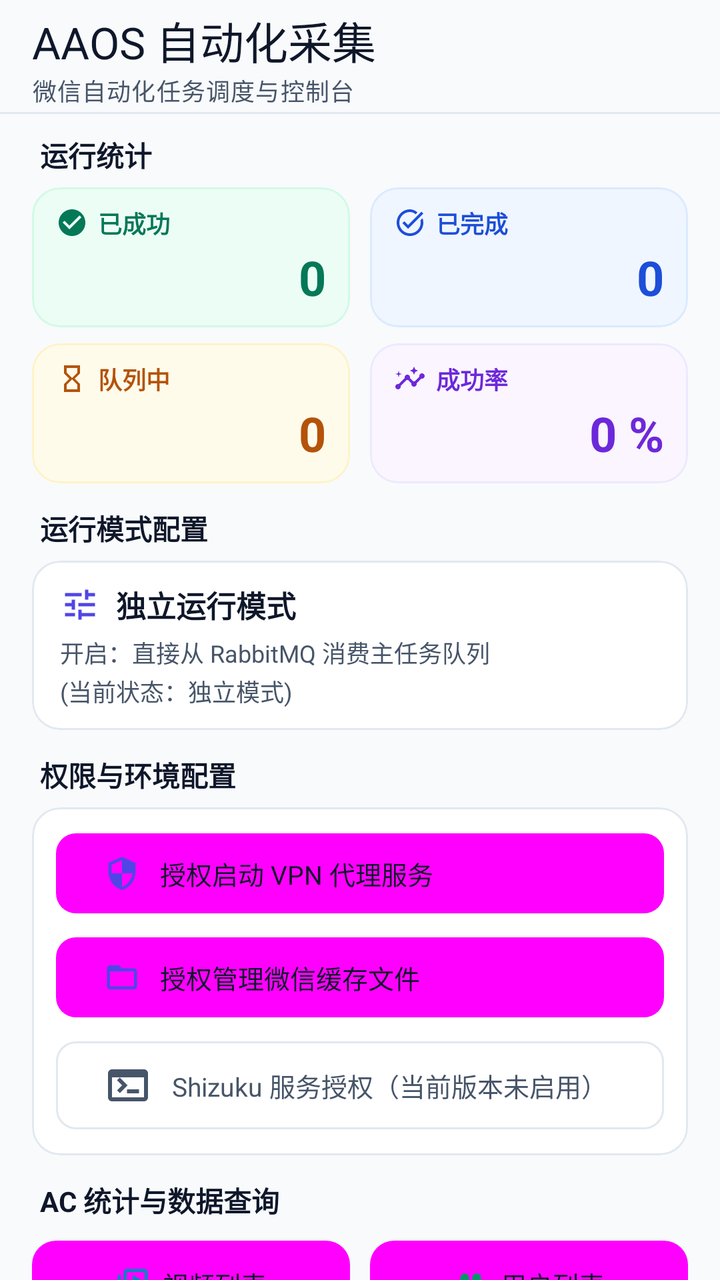
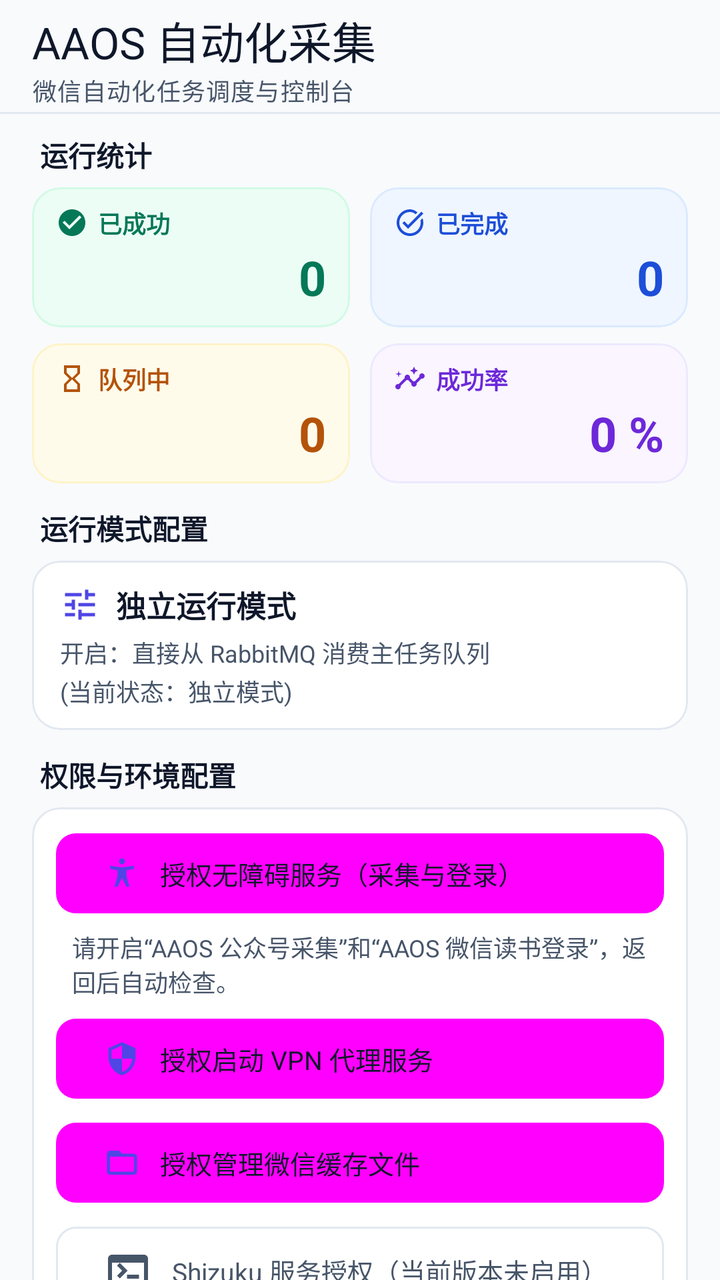

Before-and-after screenshots of an Android layout around one commit, followed by the original layout XML and the change that was made.
<!-- AndroidManifest.xml: fallback theme Theme.MaterialComponents.DayNight.NoActionBar -->
<!-- res/layout/activity_crawling.xml -->
<?xml version="1.0" encoding="utf-8"?>
<LinearLayout xmlns:android="http://schemas.android.com/apk/res/android"
    xmlns:app="http://schemas.android.com/apk/res-auto"
    xmlns:tools="http://schemas.android.com/tools"
    android:layout_width="match_parent"
    android:layout_height="match_parent"
    android:background="@color/md_theme_background"
    android:fitsSystemWindows="true"
    android:orientation="vertical"
    tools:context=".ui.CrawlingActivity">

    
    <com.google.android.material.appbar.AppBarLayout
        android:layout_width="match_parent"
        android:layout_height="wrap_content"
        android:background="@color/md_theme_surface"
        app:elevation="0dp">

        <com.google.android.material.appbar.MaterialToolbar
            android:id="@+id/toolbar"
            android:layout_width="match_parent"
            android:layout_height="wrap_content"
            android:minHeight="?attr/actionBarSize"
            app:title="AAOS 自动化采集"
            app:titleTextAppearance="@style/TextAppearance.Material3.TitleLarge"
            app:titleTextColor="@color/text_primary"
            app:subtitle="微信自动化任务调度与控制台"
            app:subtitleTextAppearance="@style/TextAppearance.Material3.BodySmall"
            app:subtitleTextColor="@color/text_secondary" />

        <View
            android:layout_width="match_parent"
            android:layout_height="1dp"
            android:background="@color/md_theme_outlineVariant" />

    </com.google.android.material.appbar.AppBarLayout>

    <androidx.core.widget.NestedScrollView
        android:layout_width="match_parent"
        android:layout_height="match_parent"
        android:clipToPadding="false"
        android:fillViewport="true"
        android:paddingBottom="36dp">

        <LinearLayout
            android:layout_width="match_parent"
            android:layout_height="wrap_content"
            android:orientation="vertical"
            android:paddingHorizontal="16dp"
            android:paddingTop="10dp">

            
            <TextView
                android:layout_width="wrap_content"
                android:layout_height="wrap_content"
                android:layout_marginBottom="6dp"
                android:layout_marginStart="4dp"
                android:text="运行统计"
                android:textColor="@color/text_primary"
                android:textSize="14sp"
                android:textStyle="bold" />

            <LinearLayout
                android:layout_width="match_parent"
                android:layout_height="wrap_content"
                android:orientation="horizontal">

                
                <com.google.android.material.card.MaterialCardView
                    android:layout_width="0dp"
                    android:layout_height="wrap_content"
                    android:layout_marginEnd="5dp"
                    android:layout_weight="1"
                    app:cardBackgroundColor="@color/stat_success_container"
                    app:cardCornerRadius="14dp"
                    app:cardElevation="0dp"
                    app:strokeColor="@color/stat_success_badge"
                    app:strokeWidth="1dp">

                    <LinearLayout
                        android:layout_width="match_parent"
                        android:layout_height="wrap_content"
                        android:orientation="vertical"
                        android:paddingHorizontal="12dp"
                        android:paddingVertical="9dp">

                        <LinearLayout
                            android:layout_width="match_parent"
                            android:layout_height="wrap_content"
                            android:gravity="center_vertical"
                            android:orientation="horizontal">

                            <ImageView
                                android:layout_width="16dp"
                                android:layout_height="16dp"
                                android:src="@drawable/ic_check_circle"
                                app:tint="@color/stat_success_text"
                                tools:ignore="ContentDescription" />

                            <TextView
                                android:layout_width="wrap_content"
                                android:layout_height="wrap_content"
                                android:layout_marginStart="5dp"
                                android:text="已成功"
                                android:textColor="@color/stat_success_text"
                                android:textSize="12sp"
                                android:textStyle="bold" />

                        </LinearLayout>

                        <TextView
                            android:id="@+id/tv_stat_success"
                            android:layout_width="match_parent"
                            android:layout_height="wrap_content"
                            android:layout_marginTop="2dp"
                            android:gravity="end"
                            android:text="0"
                            android:textColor="@color/stat_success_text"
                            android:textSize="24sp"
                            android:textStyle="bold" />

                    </LinearLayout>

                </com.google.android.material.card.MaterialCardView>

                
                <com.google.android.material.card.MaterialCardView
                    android:layout_width="0dp"
                    android:layout_height="wrap_content"
                    android:layout_marginStart="5dp"
                    android:layout_weight="1"
                    app:cardBackgroundColor="@color/stat_completed_container"
                    app:cardCornerRadius="14dp"
                    app:cardElevation="0dp"
                    app:strokeColor="@color/stat_completed_badge"
                    app:strokeWidth="1dp">

                    <LinearLayout
                        android:layout_width="match_parent"
                        android:layout_height="wrap_content"
                        android:orientation="vertical"
                        android:paddingHorizontal="12dp"
                        android:paddingVertical="9dp">

                        <LinearLayout
                            android:layout_width="match_parent"
                            android:layout_height="wrap_content"
                            android:gravity="center_vertical"
                            android:orientation="horizontal">

                            <ImageView
                                android:layout_width="16dp"
                                android:layout_height="16dp"
                                android:src="@drawable/ic_task_alt"
                                app:tint="@color/stat_completed_text"
                                tools:ignore="ContentDescription" />

                            <TextView
                                android:layout_width="wrap_content"
                                android:layout_height="wrap_content"
                                android:layout_marginStart="5dp"
                                android:text="已完成"
                                android:textColor="@color/stat_completed_text"
                                android:textSize="12sp"
                                android:textStyle="bold" />

                        </LinearLayout>

                        <TextView
                            android:id="@+id/tv_stat_completed"
                            android:layout_width="match_parent"
                            android:layout_height="wrap_content"
                            android:layout_marginTop="2dp"
                            android:gravity="end"
                            android:text="0"
                            android:textColor="@color/stat_completed_text"
                            android:textSize="24sp"
                            android:textStyle="bold" />

                    </LinearLayout>

                </com.google.android.material.card.MaterialCardView>

            </LinearLayout>

            <LinearLayout
                android:layout_width="match_parent"
                android:layout_height="wrap_content"
                android:layout_marginTop="8dp"
                android:orientation="horizontal">

                
                <com.google.android.material.card.MaterialCardView
                    android:layout_width="0dp"
                    android:layout_height="wrap_content"
                    android:layout_marginEnd="5dp"
                    android:layout_weight="1"
                    app:cardBackgroundColor="@color/stat_enqueuing_container"
                    app:cardCornerRadius="14dp"
                    app:cardElevation="0dp"
                    app:strokeColor="@color/stat_enqueuing_badge"
                    app:strokeWidth="1dp">

                    <LinearLayout
                        android:layout_width="match_parent"
                        android:layout_height="wrap_content"
                        android:orientation="vertical"
                        android:paddingHorizontal="12dp"
                        android:paddingVertical="9dp">

                        <LinearLayout
                            android:layout_width="match_parent"
                            android:layout_height="wrap_content"
                            android:gravity="center_vertical"
                            android:orientation="horizontal">

                            <ImageView
                                android:layout_width="16dp"
                                android:layout_height="16dp"
                                android:src="@drawable/ic_hourglass"
                                app:tint="@color/stat_enqueuing_text"
                                tools:ignore="ContentDescription" />

                            <TextView
                                android:layout_width="wrap_content"
                                android:layout_height="wrap_content"
                                android:layout_marginStart="5dp"
                                android:text="队列中"
                                android:textColor="@color/stat_enqueuing_text"
                                android:textSize="12sp"
                                android:textStyle="bold" />

                        </LinearLayout>

                        <TextView
                            android:id="@+id/tv_stat_enqueuing"
                            android:layout_width="match_parent"
                            android:layout_height="wrap_content"
                            android:layout_marginTop="2dp"
                            android:gravity="end"
                            android:text="0"
                            android:textColor="@color/stat_enqueuing_text"
                            android:textSize="24sp"
                            android:textStyle="bold" />

                    </LinearLayout>

                </com.google.android.material.card.MaterialCardView>

                
                <com.google.android.material.card.MaterialCardView
                    android:layout_width="0dp"
                    android:layout_height="wrap_content"
                    android:layout_marginStart="5dp"
                    android:layout_weight="1"
                    app:cardBackgroundColor="@color/stat_rate_container"
                    app:cardCornerRadius="14dp"
                    app:cardElevation="0dp"
                    app:strokeColor="@color/stat_rate_badge"
                    app:strokeWidth="1dp">

                    <LinearLayout
                        android:layout_width="match_parent"
                        android:layout_height="wrap_content"
                        android:orientation="vertical"
                        android:paddingHorizontal="12dp"
                        android:paddingVertical="9dp">

                        <LinearLayout
                            android:layout_width="match_parent"
                            android:layout_height="wrap_content"
                            android:gravity="center_vertical"
                            android:orientation="horizontal">

                            <ImageView
                                android:layout_width="16dp"
                                android:layout_height="16dp"
                                android:src="@drawable/ic_insights"
                                app:tint="@color/stat_rate_text"
                                tools:ignore="ContentDescription" />

                            <TextView
                                android:layout_width="wrap_content"
                                android:layout_height="wrap_content"
                                android:layout_marginStart="5dp"
                                android:text="成功率"
                                android:textColor="@color/stat_rate_text"
                                android:textSize="12sp"
                                android:textStyle="bold" />

                        </LinearLayout>

                        <TextView
                            android:id="@+id/tv_stat_rate"
                            android:layout_width="match_parent"
                            android:layout_height="wrap_content"
                            android:layout_marginTop="2dp"
                            android:gravity="end"
                            android:text="0 %"
                            android:textColor="@color/stat_rate_text"
                            android:textSize="24sp"
                            android:textStyle="bold" />

                    </LinearLayout>

                </com.google.android.material.card.MaterialCardView>

            </LinearLayout>

            
            <TextView
                android:layout_width="wrap_content"
                android:layout_height="wrap_content"
                android:layout_marginBottom="6dp"
                android:layout_marginStart="4dp"
                android:layout_marginTop="12dp"
                android:text="运行模式配置"
                android:textColor="@color/text_primary"
                android:textSize="14sp"
                android:textStyle="bold" />

            <com.google.android.material.card.MaterialCardView
                android:layout_width="match_parent"
                android:layout_height="wrap_content"
                app:cardBackgroundColor="@color/card_surface"
                app:cardCornerRadius="14dp"
                app:cardElevation="0dp"
                app:strokeColor="@color/card_stroke"
                app:strokeWidth="1dp">

                <LinearLayout
                    android:layout_width="match_parent"
                    android:layout_height="wrap_content"
                    android:orientation="vertical"
                    android:paddingHorizontal="14dp"
                    android:paddingVertical="11dp">

                    <LinearLayout
                        android:layout_width="match_parent"
                        android:layout_height="wrap_content"
                        android:gravity="center_vertical"
                        android:orientation="horizontal">

                        <ImageView
                            android:layout_width="20dp"
                            android:layout_height="20dp"
                            android:src="@drawable/ic_tune"
                            app:tint="@color/md_theme_primary"
                            tools:ignore="ContentDescription" />

                        <TextView
                            android:layout_width="0dp"
                            android:layout_height="wrap_content"
                            android:layout_marginStart="8dp"
                            android:layout_weight="1"
                            android:text="独立运行模式"
                            android:textColor="@color/text_primary"
                            android:textSize="15sp"
                            android:textStyle="bold" />

                        <com.google.android.material.materialswitch.MaterialSwitch
                            android:id="@+id/switch_standalone_mode"
                            android:layout_width="wrap_content"
                            android:layout_height="wrap_content"
                            android:checked="true" />

                    </LinearLayout>

                    <TextView
                        android:id="@+id/tv_standalone_mode_desc"
                        android:layout_width="match_parent"
                        android:layout_height="wrap_content"
                        android:layout_marginTop="4dp"
                        android:lineSpacingExtra="2dp"
                        android:text="开启：直接从 RabbitMQ 消费主任务队列\n(当前状态：独立模式)"
                        android:textColor="@color/text_secondary"
                        android:textSize="12sp" />

                </LinearLayout>

            </com.google.android.material.card.MaterialCardView>

            
            <TextView
                android:layout_width="wrap_content"
                android:layout_height="wrap_content"
                android:layout_marginBottom="6dp"
                android:layout_marginStart="4dp"
                android:layout_marginTop="12dp"
                android:text="权限与环境配置"
                android:textColor="@color/text_primary"
                android:textSize="14sp"
                android:textStyle="bold" />

            <com.google.android.material.card.MaterialCardView
                android:layout_width="match_parent"
                android:layout_height="wrap_content"
                app:cardBackgroundColor="@color/card_surface"
                app:cardCornerRadius="14dp"
                app:cardElevation="0dp"
                app:strokeColor="@color/card_stroke"
                app:strokeWidth="1dp">

                <LinearLayout
                    android:layout_width="match_parent"
                    android:layout_height="wrap_content"
                    android:orientation="vertical"
                    android:paddingHorizontal="12dp"
                    android:paddingVertical="9dp">

                    <com.google.android.material.button.MaterialButton
                        android:id="@+id/btn_vpn_permission"
                        style="@style/Widget.Material3.Button.TonalButton"
                        android:layout_width="match_parent"
                        android:layout_height="wrap_content"
                        android:layout_marginBottom="4dp"
                        android:gravity="start|center_vertical"
                        android:paddingVertical="10dp"
                        android:text="授权启动 VPN 代理服务"
                        android:textAllCaps="false"
                        android:textColor="@color/text_primary"
                        android:textSize="13sp"
                        app:cornerRadius="10dp"
                        app:icon="@drawable/ic_vpn_key"
                        app:iconGravity="textStart"
                        app:iconPadding="10dp"
                        app:iconTint="@color/md_theme_primary" />

                    <com.google.android.material.button.MaterialButton
                        android:id="@+id/btn_system_permission"
                        style="@style/Widget.Material3.Button.TonalButton"
                        android:layout_width="match_parent"
                        android:layout_height="wrap_content"
                        android:layout_marginBottom="4dp"
                        android:gravity="start|center_vertical"
                        android:paddingVertical="10dp"
                        android:text="授权管理微信缓存文件"
                        android:textAllCaps="false"
                        android:textColor="@color/text_primary"
                        android:textSize="13sp"
                        app:cornerRadius="10dp"
                        app:icon="@drawable/ic_folder"
                        app:iconGravity="textStart"
                        app:iconPadding="10dp"
                        app:iconTint="@color/md_theme_primary" />

                    <com.google.android.material.button.MaterialButton
                        android:id="@+id/btn_shizuku_permission"
                        style="@style/Widget.Material3.Button.OutlinedButton"
                        android:layout_width="match_parent"
                        android:layout_height="wrap_content"
                        android:gravity="start|center_vertical"
                        android:paddingVertical="10dp"
                        android:text="Shizuku 服务授权（当前版本未启用）"
                        android:textAllCaps="false"
                        android:textColor="@color/text_secondary"
                        android:textSize="13sp"
                        app:cornerRadius="10dp"
                        app:icon="@drawable/ic_terminal"
                        app:iconGravity="textStart"
                        app:iconPadding="10dp"
                        app:iconTint="@color/text_secondary"
                        app:strokeColor="@color/card_stroke" />

                </LinearLayout>

            </com.google.android.material.card.MaterialCardView>

            
            <TextView
                android:layout_width="wrap_content"
                android:layout_height="wrap_content"
                android:layout_marginBottom="6dp"
                android:layout_marginStart="4dp"
                android:layout_marginTop="12dp"
                android:text="AC 统计与数据查询"
                android:textColor="@color/text_primary"
                android:textSize="14sp"
                android:textStyle="bold" />

            <LinearLayout
                android:layout_width="match_parent"
                android:layout_height="wrap_content"
                android:orientation="horizontal">

                <com.google.android.material.button.MaterialButton
                    android:id="@+id/btn_ac_video_room"
                    style="@style/Widget.Material3.Button.TonalButton"
                    android:layout_width="0dp"
                    android:layout_height="wrap_content"
                    android:layout_marginEnd="5dp"
                    android:layout_weight="1"
                    android:gravity="center"
                    android:paddingVertical="12dp"
                    android:text="视频列表"
                    android:textAllCaps="false"
                    android:textColor="@color/text_primary"
                    android:textSize="13sp"
                    app:cornerRadius="12dp"
                    app:icon="@drawable/ic_video_library"
                    app:iconGravity="textStart"
                    app:iconPadding="6dp"
                    app:iconTint="@color/md_theme_secondary" />

                <com.google.android.material.button.MaterialButton
                    android:id="@+id/btn_ac_limited_room"
                    style="@style/Widget.Material3.Button.TonalButton"
                    android:layout_width="0dp"
                    android:layout_height="wrap_content"
                    android:layout_marginStart="5dp"
                    android:layout_weight="1"
                    android:gravity="center"
                    android:paddingVertical="12dp"
                    android:text="用户列表"
                    android:textAllCaps="false"
                    android:textColor="@color/text_primary"
                    android:textSize="13sp"
                    app:cornerRadius="12dp"
                    app:icon="@drawable/ic_people"
                    app:iconGravity="textStart"
                    app:iconPadding="6dp"
                    app:iconTint="@color/md_theme_tertiary" />

            </LinearLayout>

            
            <com.google.android.material.button.MaterialButton
                android:id="@+id/btn_start_aaos"
                style="@style/Widget.Material3.Button.ElevatedButton"
                android:layout_width="match_parent"
                android:layout_height="wrap_content"
                android:layout_marginTop="16dp"
                android:gravity="center"
                android:paddingVertical="14dp"
                android:text="启动 AAOS 服务"
                android:textAllCaps="false"
                android:textColor="@color/md_theme_onPrimary"
                android:textSize="16sp"
                android:textStyle="bold"
                app:backgroundTint="@color/md_theme_primary"
                app:cornerRadius="24dp"
                app:elevation="3dp"
                app:icon="@drawable/ic_play_arrow"
                app:iconGravity="textStart"
                app:iconPadding="10dp"
                app:iconTint="@color/md_theme_onPrimary" />

        </LinearLayout>

    </androidx.core.widget.NestedScrollView>

</LinearLayout>
<!-- resources referenced by this layout -->
<resources>
  <color name="card_stroke">#E2E8F0</color>
  <color name="card_surface">#FFFFFF</color>
  <color name="md_theme_background">#F8FAFC</color>
  <color name="md_theme_onPrimary">#FFFFFF</color>
  <color name="md_theme_outlineVariant">#E2E8F0</color>
  <color name="md_theme_primary">#4F46E5</color>
  <color name="md_theme_secondary">#0284C7</color>
  <color name="md_theme_surface">#F8FAFC</color>
  <color name="md_theme_tertiary">#059669</color>
  <color name="stat_completed_badge">#DBEAFE</color>
  <color name="stat_completed_container">#EFF6FF</color>
  <color name="stat_completed_text">#1D4ED8</color>
  <color name="stat_enqueuing_badge">#FEF3C7</color>
  <color name="stat_enqueuing_container">#FFFBEB</color>
  <color name="stat_enqueuing_text">#B45309</color>
  <color name="stat_rate_badge">#EDE9FE</color>
  <color name="stat_rate_container">#FAF5FF</color>
  <color name="stat_rate_text">#6D28D9</color>
  <color name="stat_success_badge">#D1FAE5</color>
  <color name="stat_success_container">#ECFDF5</color>
  <color name="stat_success_text">#047857</color>
  <color name="text_primary">#0F172A</color>
  <color name="text_secondary">#475569</color>
  <!-- drawable ic_check_circle (drawable) -->
  <vector xmlns:android="http://schemas.android.com/apk/res/android"
      android:width="24dp"
      android:height="24dp"
      android:viewportWidth="24"
      android:viewportHeight="24">
      <path
          android:fillColor="#FF047857"
          android:pathData="M12,2C6.48,2 2,6.48 2,12s4.48,10 10,10 10,-4.48 10,-10S17.52,2 12,2zM10,17l-5,-5 1.41,-1.41L10,14.17l7.59,-7.59L19,8l-9,9z" />
  </vector>
  <!-- drawable ic_folder (drawable) -->
  <vector xmlns:android="http://schemas.android.com/apk/res/android"
      android:width="24dp"
      android:height="24dp"
      android:tint="?attr/colorPrimary"
      android:viewportWidth="24"
      android:viewportHeight="24">
      <path
          android:fillColor="@android:color/white"
          android:pathData="M10,4H4c-1.1,0 -1.99,0.9 -1.99,2L2,18c0,1.1 0.9,2 2,2h16c1.1,0 2,-0.9 2,-2V8c0,-1.1 -0.9,-2 -2,-2h-8l-2,-2zM20,18H4V8h16v10z" />
  </vector>
  <!-- drawable ic_hourglass (drawable) -->
  <vector xmlns:android="http://schemas.android.com/apk/res/android"
      android:width="24dp"
      android:height="24dp"
      android:viewportWidth="24"
      android:viewportHeight="24">
      <path
          android:fillColor="#FFB45309"
          android:pathData="M6,2v6h0.01L6,8.01 10,12l-4,4 0.01,0.01H6V22h12v-5.99h-0.01L18,16l-4,-4 4,-3.99 -0.01,-0.01H18V2H6zM16,16.5V20H8v-3.5l4,-4 4,4zM12,11.5l-4,-4V4h8v3.5l-4,4z" />
  </vector>
  <!-- drawable ic_play_arrow (drawable) -->
  <vector xmlns:android="http://schemas.android.com/apk/res/android"
      android:width="24dp"
      android:height="24dp"
      android:tint="#FFFFFF"
      android:viewportWidth="24"
      android:viewportHeight="24">
      <path
          android:fillColor="@android:color/white"
          android:pathData="M8,5v14l11,-7z" />
  </vector>
  <!-- drawable ic_tune (drawable) -->
  <vector xmlns:android="http://schemas.android.com/apk/res/android"
      android:width="24dp"
      android:height="24dp"
      android:tint="?attr/colorPrimary"
      android:viewportWidth="24"
      android:viewportHeight="24">
      <path
          android:fillColor="@android:color/white"
          android:pathData="M3,17v2h6v-2H3zM3,5v2h10V5H3zm10,16v-2h8v-2h-8v-2h-2v6h2zM7,9v2H3v2h4v2h2V9H7zm14,4v-2H11v2h10zm-6,-4h2V7h4V5h-4V3h-2v6z" />
  </vector>
  <!-- unchanged entries left out for length: 6 -->
</resources>

<!-- the commit's change to res/layout/activity_crawling.xml (unified diff, before → after) -->
@@ -407,6 +407,33 @@
                     android:orientation="vertical"
                     android:paddingHorizontal="12dp"
                     android:paddingVertical="9dp">
+
+                    <com.google.android.material.button.MaterialButton
+                        android:id="@+id/btn_accessibility_permission"
+                        style="@style/Widget.Material3.Button.TonalButton"
+                        android:layout_width="match_parent"
+                        android:layout_height="wrap_content"
+                        android:layout_marginBottom="4dp"
+                        android:gravity="start|center_vertical"
+                        android:paddingVertical="10dp"
+                        android:text="@string/accessibility_permission"
+                        android:textAllCaps="false"
+                        android:textColor="@color/text_primary"
+                        android:textSize="13sp"
+                        app:cornerRadius="10dp"
+                        app:icon="@drawable/ic_accessibility"
+                        app:iconGravity="textStart"
+                        app:iconPadding="10dp"
+                        app:iconTint="@color/md_theme_primary" />
+
+                    <TextView
+                        android:layout_width="match_parent"
+                        android:layout_height="wrap_content"
+                        android:layout_marginHorizontal="8dp"
+                        android:layout_marginBottom="6dp"
+                        android:text="@string/accessibility_hint"
+                        android:textColor="@color/text_secondary"
+                        android:textSize="12sp" />
 
                     <com.google.android.material.button.MaterialButton
                         android:id="@+id/btn_vpn_permission"
<!-- resource entries referenced after the edit -->
@@ -23,6 +23,16 @@
   <color name="stat_success_text">#047857</color>
   <color name="text_primary">#0F172A</color>
   <color name="text_secondary">#475569</color>
+  <!-- drawable ic_accessibility (drawable) -->
+  <vector xmlns:android="http://schemas.android.com/apk/res/android"
+      android:width="24dp"
+      android:height="24dp"
+      android:viewportWidth="24"
+      android:viewportHeight="24">
+      <path
+          android:fillColor="#000000"
+          android:pathData="M12,2a2,2 0,1 0,0 4a2,2 0,0 0,0 -4zM4,7v2l5,1v4l-2,7h2l3,-6l3,6h2l-2,-7v-4l5,-1v-2l-8,1z" />
+  </vector>
   <!-- drawable ic_check_circle (drawable) -->
   <vector xmlns:android="http://schemas.android.com/apk/res/android"
       android:width="24dp"
@@ -76,6 +86,8 @@
           android:fillColor="@android:color/white"
           android:pathData="M3,17v2h6v-2H3zM3,5v2h10V5H3zm10,16v-2h8v-2h-8v-2h-2v6h2zM7,9v2H3v2h4v2h2V9H7zm14,4v-2H11v2h10zm-6,-4h2V7h4V5h-4V3h-2v6z" />
   </vector>
+  <string name="accessibility_hint">请开启“AAOS 公众号采集”和“AAOS 微信读书登录”，返回后自动检查。</string>
+  <string name="accessibility_permission">授权无障碍服务（采集与登录）</string>
   <!-- unchanged entries left out for length: 6 -->
 </resources>
 
